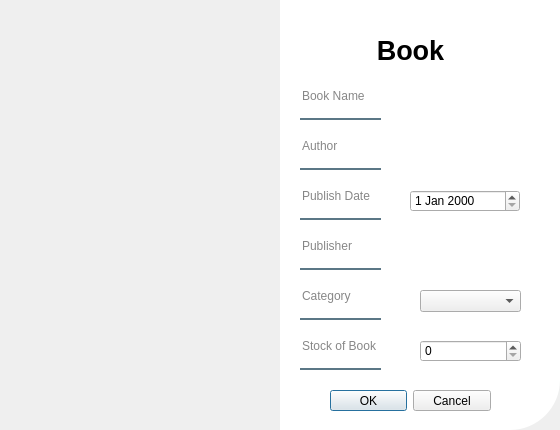
This is uis/dialog_modify_book.ui in DaeyeongCho/DataBaseLectureProject as Qt 5 draws it before an edit. The edited form follows.
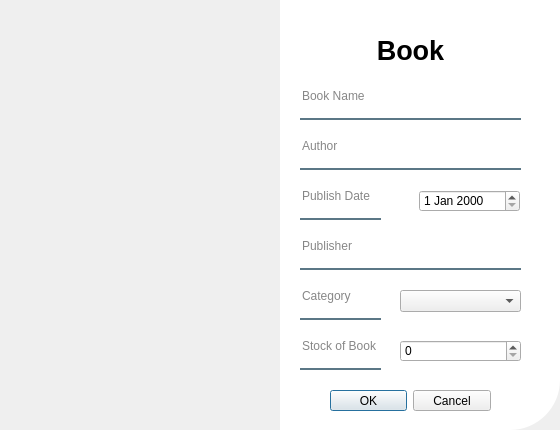
This is the edited form. Icons and pictures are not drawn.

The edit to the form file:
```diff
--- a/uis/dialog_modify_book.ui
+++ b/uis/dialog_modify_book.ui
@@ -79,7 +79,7 @@
     <rect>
      <x>300</x>
      <y>130</y>
-     <width>81</width>
+     <width>221</width>
      <height>40</height>
     </rect>
    </property>
@@ -147,7 +147,7 @@
     <rect>
      <x>300</x>
      <y>80</y>
-     <width>81</width>
+     <width>221</width>
      <height>40</height>
     </rect>
    </property>
@@ -209,7 +209,7 @@
     <rect>
      <x>300</x>
      <y>230</y>
-     <width>81</width>
+     <width>221</width>
      <height>40</height>
     </rect>
    </property>
@@ -230,9 +230,9 @@
   <widget class="QDateEdit" name="dateEditPubDate">
    <property name="geometry">
     <rect>
-     <x>410</x>
+     <x>419</x>
      <y>190</y>
-     <width>110</width>
+     <width>101</width>
      <height>22</height>
     </rect>
    </property>
@@ -240,9 +240,9 @@
   <widget class="QComboBox" name="comboBoxCategory">
    <property name="geometry">
     <rect>
-     <x>420</x>
+     <x>400</x>
      <y>290</y>
-     <width>101</width>
+     <width>121</width>
      <height>22</height>
     </rect>
    </property>
@@ -250,9 +250,9 @@
   <widget class="QSpinBox" name="spinBoxQuantity">
    <property name="geometry">
     <rect>
-     <x>420</x>
+     <x>400</x>
      <y>340</y>
-     <width>101</width>
+     <width>121</width>
      <height>22</height>
     </rect>
    </property>
```
Left out of the diff: 4 changed lines with no effect on the pictures.
